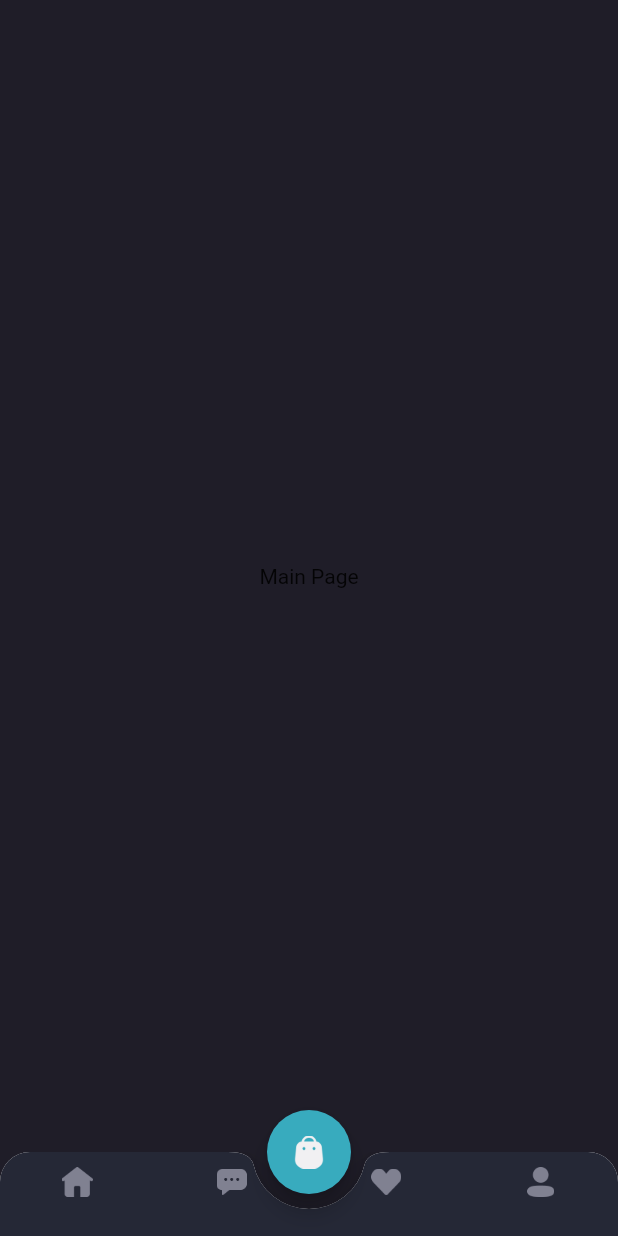
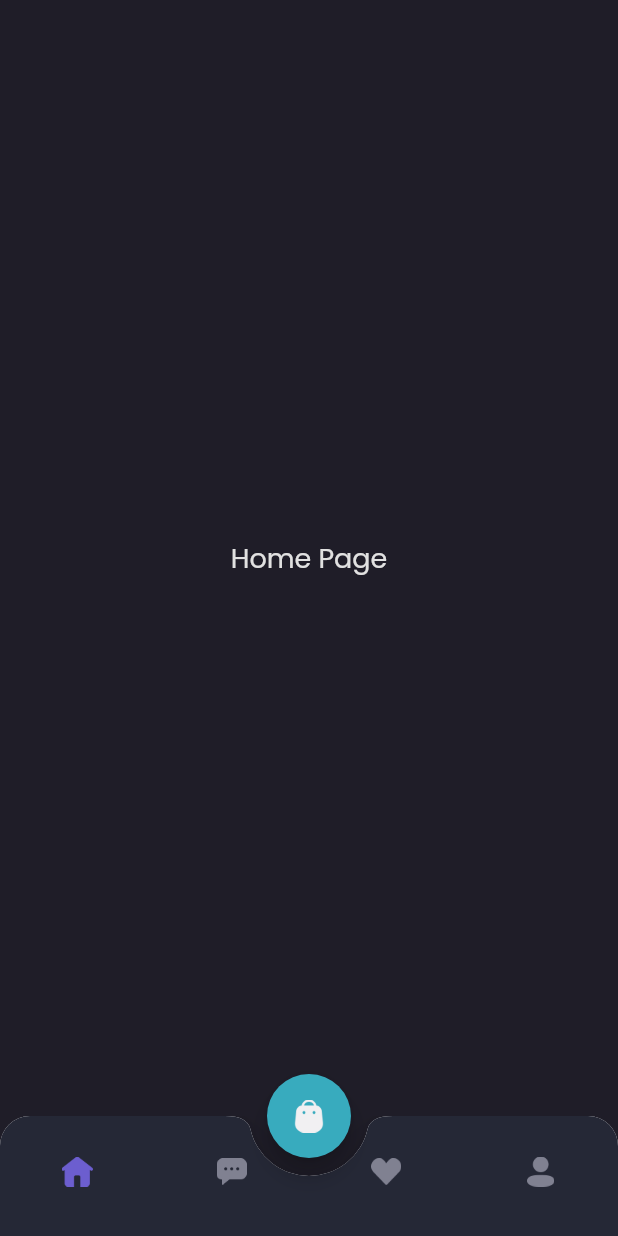
Before and after one commit to sabilimaulana/shamo-flutter, a Flutter app: the MainPage screen opened by its route, on a phone screen of 412 x 824 dp. Run offline on Flutter 3.47's test engine with Material 2 defaults, Android fonts, the phone set to English and light mode, and no system bars; our stand-ins replace google_fonts.

Commit message:
Slicing : Menentukan Halaman Main Page

```diff
--- /dev/null
+++ b/lib/pages/home/home_page.dart
@@ -0,0 +1,16 @@
+import 'package:flutter/material.dart';
+import 'package:shamo/theme.dart';
+
+class HomePage extends StatelessWidget {
+  const HomePage({Key? key}) : super(key: key);
+
+  @override
+  Widget build(BuildContext context) {
+    return Center(
+      child: Text(
+        'Home Page',
+        style: primaryTextStyle.copyWith(fontSize: 18),
+      ),
+    );
+  }
+}
--- a/lib/pages/home/main_page.dart
+++ b/lib/pages/home/main_page.dart
@@ -1,8 +1,19 @@
 import 'package:flutter/material.dart';
+import 'package:shamo/pages/home/chat_page.dart';
+import 'package:shamo/pages/home/home_page.dart';
+import 'package:shamo/pages/home/profile_page.dart';
+import 'package:shamo/pages/home/wishlist_page.dart';
 import 'package:shamo/theme.dart';
 
-class MainPage extends StatelessWidget {
+class MainPage extends StatefulWidget {
   const MainPage({Key? key}) : super(key: key);
+
+  @override
+  State<MainPage> createState() => _MainPageState();
+}
+
+class _MainPageState extends State<MainPage> {
+  int currentIndex = 0;
 
   @override
   Widget build(BuildContext context) {
@@ -24,34 +35,64 @@ class MainPage extends StatelessWidget {
         ),
         child: BottomAppBar(
           shape: const CircularNotchedRectangle(),
-          notchMargin: 10,
+          notchMargin: 12,
           clipBehavior: Clip.antiAlias,
           child: BottomNavigationBar(
+            currentIndex: currentIndex,
+            onTap: (value) => {
+              setState(() {
+                currentIndex = value;
+              })
+            },
             backgroundColor: backgroundColor4,
             type: BottomNavigationBarType.fixed,
             items: [
               BottomNavigationBarItem(
-                  icon: Image.asset(
+                  icon: Container(
+                    margin: const EdgeInsets.only(top: 20, bottom: 10),
+                    child: Image.asset(
                       'assets/icon_home.png',
                       width: 21,
+                      color: currentIndex == 0
+                          ? primaryColor
+                          : const Color(0xff808191),
+                    ),
                   ),
                   label: ''),
               BottomNavigationBarItem(
-                  icon: Image.asset(
+                  icon: Container(
+                    margin: const EdgeInsets.only(top: 20, bottom: 10),
+                    child: Image.asset(
                       'assets/icon_chat.png',
                       width: 20,
+                      color: currentIndex == 1
+                          ? primaryColor
+                          : const Color(0xff808191),
+                    ),
                   ),
                   label: ''),
               BottomNavigationBarItem(
-                  icon: Image.asset(
+                  icon: Container(
+                    margin: const EdgeInsets.only(top: 20, bottom: 10),
+                    child: Image.asset(
                       'assets/icon_wishlist.png',
                       width: 20,
+                      color: currentIndex == 2
+                          ? primaryColor
+                          : const Color(0xff808191),
+                    ),
                   ),
                   label: ''),
               BottomNavigationBarItem(
-                  icon: Image.asset(
+                  icon: Container(
+                    margin: const EdgeInsets.only(top: 20, bottom: 10),
+                    child: Image.asset(
                       'assets/icon_profile.png',
                       width: 18,
+                      color: currentIndex == 3
+                          ? primaryColor
+                          : const Color(0xff808191),
+                    ),
                   ),
                   label: ''),
             ],
@@ -60,14 +101,27 @@ class MainPage extends StatelessWidget {
       );
     }
 
+    Widget body() {
+      switch (currentIndex) {
+        case 0:
+          return HomePage();
+        case 1:
+          return ChatPage();
+        case 2:
+          return WishlistPage();
+        case 3:
+          return ProfilePage();
+        default:
+          return HomePage();
+      }
+    }
+
     return Scaffold(
       backgroundColor: backgroundColor1,
       floatingActionButton: cartButton(),
       floatingActionButtonLocation: FloatingActionButtonLocation.centerDocked,
       bottomNavigationBar: customButtonNav(),
-      body: Center(
-        child: Text('Main Page'),
-      ),
+      body: body(),
     );
   }
 }
```
Also changed, not shown: lib/pages/home/chat_page.dart (added, +16 -0 lines), lib/pages/home/profile_page.dart (added, +16 -0 lines), lib/pages/home/wishlist_page.dart (added, +16 -0 lines). Lines whose indentation alone changed are shown as unchanged.
